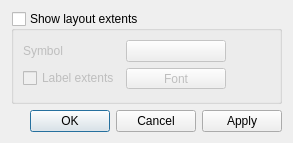
carsmie/QGIS, file src/ui/qgsdecorationlayoutextentdialog.ui: the form before one commit.
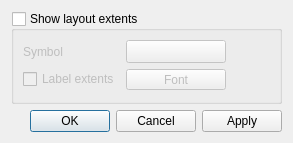
The form after the commit. Custom widgets are drawn as their Qt base class.

Commit message: Port decoration buttons to QgsSymbolButton

Diff of the .ui file:
```diff
--- a/src/ui/qgsdecorationlayoutextentdialog.ui
+++ b/src/ui/qgsdecorationlayoutextentdialog.ui
@@ -62,28 +62,6 @@
         </property>
        </widget>
       </item>
-      <item row="0" column="1">
-       <widget class="QPushButton" name="mSymbolButton">
-        <property name="enabled">
-         <bool>false</bool>
-        </property>
-        <property name="sizePolicy">
-         <sizepolicy hsizetype="Minimum" vsizetype="Preferred">
-          <horstretch>0</horstretch>
-          <verstretch>0</verstretch>
-         </sizepolicy>
-        </property>
-        <property name="minimumSize">
-         <size>
-          <width>100</width>
-          <height>0</height>
-         </size>
-        </property>
-        <property name="text">
-         <string/>
-        </property>
-       </widget>
-      </item>
       <item row="0" column="2">
        <spacer name="horizontalSpacer">
         <property name="orientation">
@@ -110,6 +88,28 @@
         </property>
        </widget>
       </item>
+      <item row="0" column="1">
+       <widget class="QgsSymbolButton" name="mSymbolButton">
+        <property name="enabled">
+         <bool>false</bool>
+        </property>
+        <property name="sizePolicy">
+         <sizepolicy hsizetype="Preferred" vsizetype="Preferred">
+          <horstretch>0</horstretch>
+          <verstretch>0</verstretch>
+         </sizepolicy>
+        </property>
+        <property name="minimumSize">
+         <size>
+          <width>100</width>
+          <height>0</height>
+         </size>
+        </property>
+        <property name="text">
+         <string/>
+        </property>
+       </widget>
+      </item>
      </layout>
     </widget>
    </item>
@@ -126,6 +126,11 @@
   </layout>
  </widget>
  <customwidgets>
+  <customwidget>
+   <class>QgsSymbolButton</class>
+   <extends>QToolButton</extends>
+   <header>qgssymbolbutton.h</header>
+  </customwidget>
   <customwidget>
    <class>QgsFontButton</class>
    <extends>QToolButton</extends>
```
Left out of the diff: 2 changed lines with no effect on the pictures. The commit also changes 8 other files.
